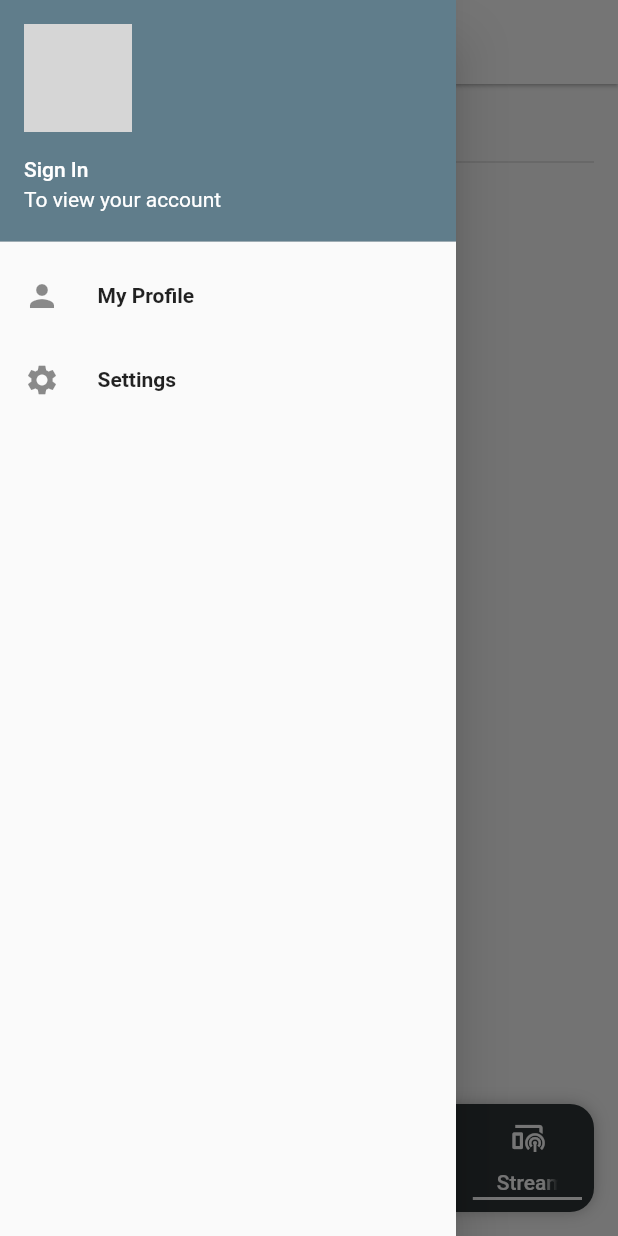
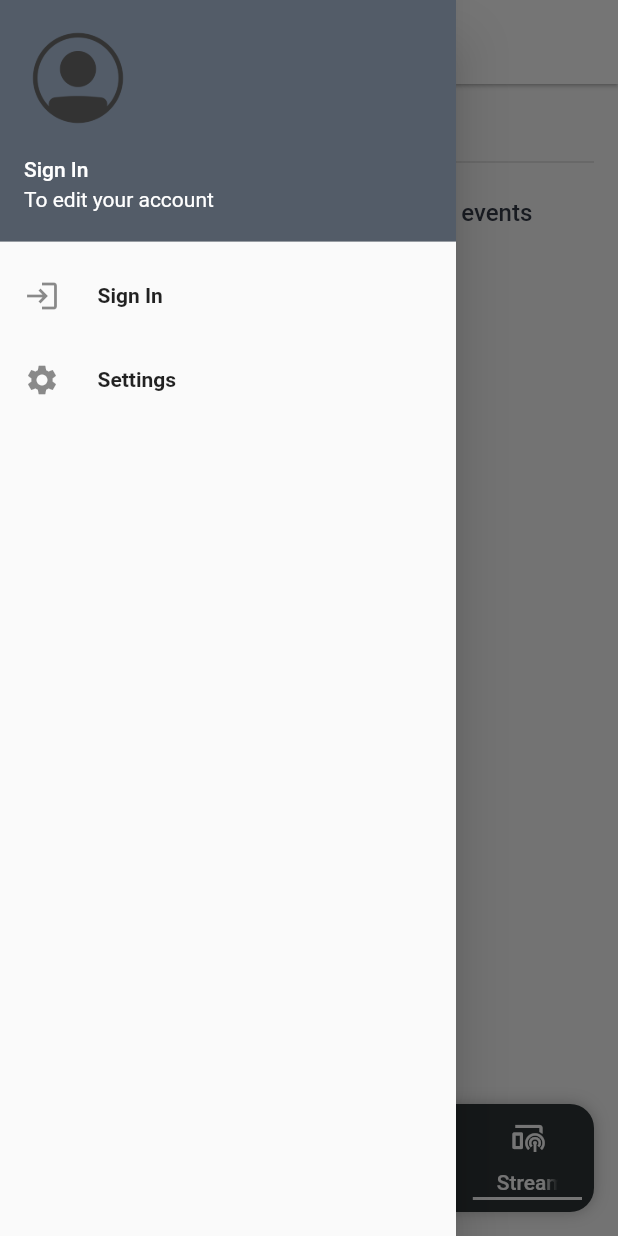
Before and after one commit to AditFirdaus-HiKlik/hiklik_isoc, a Flutter app: the screen it shows after launch, item 5 of the bottom bar chosen, with the side drawer open, on a phone screen of 412 x 824 dp. Run offline on Flutter 3.47's test engine with Material 2 defaults, Android fonts, the phone set to English and light mode, and no system bars; drawn by our look-alikes of pull_to_refresh; our stand-ins replace cached_network_image, chewie, cloud_firestore, dropdown_button2, expandable, firebase_auth and 9 more; missing offline and left inert: ntp, purchases_flutter; accounts and stored records are empty; generated files the repository leaves out were written again; network calls fail; grey boxes are pictures that could not be loaded.

Commit message:
isoc 0.8.7+7

```diff
--- /dev/null
+++ b/lib/debug.dart
@@ -0,0 +1,40 @@
+// ignore_for_file: unnecessary_string_interpolations
+
+import 'dart:developer';
+
+class CustomDebug {
+  String fileName = "";
+  String className = "";
+  String functionName = "";
+  String functionParameters = "";
+
+  CustomDebug(
+    this.fileName,
+    this.className,
+    this.functionName,
+    this.functionParameters,
+  );
+
+  void writeLog({String state = "", String value = ""}) {
+    String logMessage = "";
+    String logName = "";
+
+    // Message
+    if (state.isNotEmpty) logMessage += "$state ";
+    if (value.isNotEmpty) logMessage += "$value ";
+
+    // Name
+    if (fileName.isNotEmpty) logName += "$fileName";
+    if (className.isNotEmpty) logName += ".$className";
+    if (functionName.isNotEmpty) logName += ".$functionName";
+    if (functionParameters.isNotEmpty) {
+      logName += "($functionParameters)";
+    } else {
+      logName += "()";
+    }
+
+    // logMessage += "[$logName]";
+
+    log(logMessage, name: logName);
+  }
+}
--- a/lib/main.dart
+++ b/lib/main.dart
@@ -11,6 +11,8 @@ import 'package:isoc/locale_provider.dart';
 import 'package:isoc/firebase_options.dart';
 import 'package:flutter_localizations/flutter_localizations.dart';
 import 'package:isoc/l10n/l10n.dart';
+import 'package:isoc/services/purchase_api.dart';
+import 'package:isoc/services/revenuecat.dart';
 import 'package:isoc/services/shared_preferences.dart';
 import 'package:provider/provider.dart';
 import 'package:flutter_gen/gen_l10n/app_localizations.dart';
@@ -30,11 +32,8 @@ Future<void> main() async {
   log("Initialize SharedPreferences...", name: "main.dart");
   await initializeSharedPreferences();
 
-  // log("Initialize PaymentService...", name: "main.dart");
-  // await PaymentService.instance.initConnection();
-
-  // log("Initialize RevenueCat...", name: "main.dart");
-  // await PurchaseApi.init();
+  log("Initialize RevenueCat...", name: "main.dart");
+  await PurchaseApi.init();
 
   log("Running App...", name: "main.dart");
   runApp(const MyApp());
@@ -52,6 +51,9 @@ class MyApp extends StatelessWidget {
       create: (context) => LocaleProvider(),
       builder: (context, child) {
         final provider = Provider.of<LocaleProvider>(context);
+        return ChangeNotifierProvider(
+            create: (context) => RevenueCatProvider(),
+            builder: (context, child) {
               return MaterialApp(
                 title: 'Indonesia Sports and Olympic Community',
                 localizationsDelegates: const [
@@ -73,6 +75,7 @@ class MyApp extends StatelessWidget {
                   '/verification': (context) => const VerificationPage(),
                 },
               );
+            });
       },
     );
   }
--- a/lib/pages/home/home_events.dart
+++ b/lib/pages/home/home_events.dart
@@ -54,8 +54,6 @@ class _HomeEventsState extends State<HomeEvents> {
   }
 
   Future _onRefresh() async {
-    await Future.delayed(const Duration(milliseconds: 1000));
-
     await fetchAll();
 
     if (mounted) {
--- a/lib/pages/home/home_locations.dart
+++ b/lib/pages/home/home_locations.dart
@@ -60,8 +60,6 @@ class _HomeLocationsState extends State<HomeLocations> {
   }
 
   Future _onRefresh() async {
-    await Future.delayed(const Duration(milliseconds: 1000));
-
     await fetchAll();
 
     if (mounted) {
--- a/lib/pages/home/home_members.dart
+++ b/lib/pages/home/home_members.dart
@@ -37,7 +37,7 @@ class _HomeMembersState extends State<HomeMembers> {
 
     Query<Map<String, dynamic>> query = ref;
 
-    query = query.limit(50);
+    query = query.limit(10);
 
     if (valueSport != "") {
       query = query.where("type_sports", isEqualTo: valueSport);
@@ -50,8 +50,6 @@ class _HomeMembersState extends State<HomeMembers> {
 
     return query.get();
   }
-
-
 
   @override
   Widget build(BuildContext context) {
--- a/lib/pages/home/home_news.dart
+++ b/lib/pages/home/home_news.dart
@@ -56,8 +56,6 @@ class _HomeNewsState extends State<HomeNews> {
   }
 
   Future _onRefresh() async {
-    await Future.delayed(const Duration(milliseconds: 1000));
-
     await fetchAll();
 
     if (mounted) {
--- a/lib/pages/home/home_page.dart
+++ b/lib/pages/home/home_page.dart
@@ -37,15 +37,15 @@ class _HomePageState extends State<HomePage> {
   }
 
   void toProfile() {
-    if (isUserSignIn()) {
     Navigator.of(context).push(
       MaterialPageRoute(builder: (context) => ProfilePage()),
     );
-    } else {
+  }
+
+  void toSignIn() {
     Navigator.of(context).push(
       MaterialPageRoute(builder: (context) => SignInPage()),
     );
-    }
   }
 
   @override
@@ -67,66 +67,8 @@ class _HomePageState extends State<HomePage> {
       child: Scaffold(
         appBar: AppBar(
           backgroundColor: appColors[0],
+          foregroundColor: appColors[3],
           elevation: 1,
-          // leading: PopupMenuButton(
-          //   onSelected: (value) {
-          //     switch (value) {
-          //       case "Profile":
-          //         toProfile();
-          //         break;
-          //       case "Settings":
-          //         toSettings();
-          //         break;
-          //       default:
-          //     }
-          //   },
-          //   icon: Icon(
-          //     Icons.menu,
-          //     color: appColors[3],
-          //   ),
-          //   shape: const RoundedRectangleBorder(
-          //     borderRadius: BorderRadius.only(
-          //       bottomLeft: Radius.circular(8.0),
-          //       bottomRight: Radius.circular(8.0),
-          //       topLeft: Radius.circular(8.0),
-          //       topRight: Radius.circular(8.0),
-          //     ),
-          //   ),
-          //   itemBuilder: (context) {
-          //     return [
-          //       PopupMenuItem(
-          //         value: "Profile",
-          //         child: Row(
-          //           children: [
-          //             const Icon(
-          //               Icons.person,
-          //               color: Colors.black,
-          //             ),
-          //             const SizedBox(
-          //               width: 16,
-          //             ),
-          //             Text(AppLocalizations.of(context)!.profile),
-          //           ],
-          //         ),
-          //       ),
-          //       PopupMenuItem(
-          //         value: "Settings",
-          //         child: Row(
-          //           children: [
-          //             const Icon(
-          //               Icons.settings,
-          //               color: Colors.black,
-          //             ),
-          //             const SizedBox(
-          //               width: 16,
-          //             ),
-          //             Text(AppLocalizations.of(context)!.settings),
-          //           ],
-          //         ),
-          //       ),
-          //     ];
-          //   },
-          // ),
           title: Image.asset(
             "assets/header.png",
             height: 32,
@@ -220,10 +162,22 @@ class _DrawerWidgetState extends State<DrawerWidget> {
         builder: (context) => const SettingsPage(),
       ),
     );
+
+    setState(() {});
   }
 
   Future toSignOut() async {
-    Navigator.of(context).popUntil((route) => route.isFirst);
+    await FirebaseAuth.instance.signOut();
+
+    setState(() {});
+  }
+
+  Future toSignIn() async {
+    await Navigator.of(context).push(
+      MaterialPageRoute(builder: (context) => SignInPage()),
+    );
+
+    setState(() {});
   }
 
   @override
@@ -233,17 +187,25 @@ class _DrawerWidgetState extends State<DrawerWidget> {
         padding: EdgeInsets.zero,
         children: <Widget>[
           _drawerHeader(),
+          if (isUserSignIn())
             _drawerItem(
               icon: Icons.person,
               text: 'My Profile',
               onTap: toProfile,
+            )
+          else
+            _drawerItem(
+              icon: Icons.login,
+              text: 'Sign In',
+              onTap: toSignIn,
             ),
           _drawerItem(
             icon: Icons.settings,
             text: 'Settings',
             onTap: toSettings,
           ),
-          if (isUserSignIn()) _drawerItem(
+          if (isUserSignIn())
+            _drawerItem(
               icon: Icons.exit_to_app,
               text: 'Sign Out',
               onTap: toSignOut,
@@ -254,18 +216,34 @@ class _DrawerWidgetState extends State<DrawerWidget> {
   }
 
   Widget _drawerHeader() {
-    return isUserSignIn() ? UserAccountsDrawerHeader(
+    log(currentUserData.user_avatar.url.toString());
+    return isUserSignIn()
+        ? UserAccountsDrawerHeader(
+            decoration: BoxDecoration(
+              color: appColors[2],
+            ),
             currentAccountPicture: ClipOval(
-        child: Image.network(currentUserData.user_avatar.url),
+              child: Image.network(
+                currentUserData.user_avatar.url,
+                fit: BoxFit.cover,
+              ),
             ),
             accountName: Text(currentUserData.user_name),
-      accountEmail: Text(currentUserData.user_email),
-    ) : UserAccountsDrawerHeader(
+            accountEmail: Text(user!.email!),
+          )
+        : UserAccountsDrawerHeader(
+            decoration: BoxDecoration(
+              color: appColors[2],
+            ),
             currentAccountPicture: ClipOval(
-        child: Image.asset("avatar.png"),
+              child: Image.asset("assets/avatar.png"),
             ),
-      accountName: const Text('Sign In'),
-      accountEmail: const Text('To view your account'),
+            accountName: Text(
+              'Sign In',
+            ),
+            accountEmail: Text(
+              'To edit your account',
+            ),
           );
   }
 
--- a/lib/pages/home/home_stream.dart
+++ b/lib/pages/home/home_stream.dart
@@ -5,12 +5,15 @@ import 'dart:developer';
 import 'package:flutter/material.dart';
 import 'package:isoc/Classes/content.dart';
 import 'package:isoc/Pages/stream_page.dart';
+import 'package:isoc/app/app_config.dart';
 import 'package:isoc/services/entitlement.dart';
+import 'package:isoc/services/purchase_api.dart';
 import 'package:isoc/services/revenuecat.dart';
 import 'package:isoc/sports_widget.dart';
 import 'package:page_transition/page_transition.dart';
 import 'package:provider/provider.dart';
 import 'package:pull_to_refresh/pull_to_refresh.dart';
+import 'package:purchases_flutter/purchases_flutter.dart';
 
 class HomeStream extends StatefulWidget {
   const HomeStream({super.key});
@@ -20,14 +23,10 @@ class HomeStream extends StatefulWidget {
 }
 
 class _HomeStreamState extends State<HomeStream> {
-  // SubscriptionEntitlement get entitlement =>
-  //     Provider.of<RevenueCatProvider>(context).subscriptionEntitlement;
-
   final RefreshController _refreshController =
       RefreshController(initialRefresh: false);
 
-  // bool get enableFeature =>
-  //     entitlement == SubscriptionEntitlement.notsubscribed;
+  List<String> productIdentifiers = ["subscription_streaming_19999_1m"];
 
   @override
   void initState() {
@@ -39,20 +38,22 @@ class _HomeStreamState extends State<HomeStream> {
     super.dispose();
   }
 
+  bool isSubscribed() {
+    final provider = Provider.of<RevenueCatProvider>(context, listen: false);
+
+    return provider.subscriptionEntitlement ==
+        SubscriptionEntitlement.subscribed;
+  }
+
   @override
   Widget build(BuildContext context) {
-    return ChangeNotifierProvider(
-        create: (context) => RevenueCatProvider(),
-        builder: (context, build) {
-          final provider = Provider.of<RevenueCatProvider>(context);
     return SmartRefresher(
         enablePullUp: true,
         header: const WaterDropHeader(),
         controller: _refreshController,
         onRefresh: _onRefresh,
         onLoading: _onLoading,
-            child: true
-                ? SingleChildScrollView(
+        child: SingleChildScrollView(
             clipBehavior: Clip.none,
             child: Padding(
               padding: const EdgeInsets.all(16.0),
@@ -68,34 +69,90 @@ class _HomeStreamState extends State<HomeStream> {
                     const Divider(
                       thickness: 1,
                     ),
-                            const StreamCardList()
-                          ]),
-                    ))
-                : Center(
+                    Consumer<RevenueCatProvider>(
+                      builder: (context, provider, widget) {
+                        if (provider.subscriptionEntitlement ==
+                            SubscriptionEntitlement.subscribed) {
+                          return const StreamCardList();
+                        } else {
+                          return Center(
                             child: Column(
-                      mainAxisSize: MainAxisSize.min,
                               children: [
-                        const Icon(
-                          Icons.construction,
-                          size: 48,
+                                const SizedBox(
+                                  height: 16,
+                                ),
+                                Text(
+                                  "Subscribe to watch premium sport events",
+                                  textAlign: TextAlign.center,
+                                  style: textH2,
                                 ),
                                 const SizedBox(
                                   height: 16,
                                 ),
-                        Text(
-                          "Coming Soon!",
-                          style: textH2,
+                                packageCardList(productIdentifiers),
+                              ],
                             ),
-                      ],
+                          );
+                        }
+                      },
+                    )
+                  ]),
+            )));
+  }
+
+  Widget packageCardList(List<String> identifiers) {
+    return FutureBuilder(
+        future: PurchaseApi.fetchOffersByIDs(identifiers),
+        builder: (context, snapshot) {
+          if (snapshot.data != null) {
+            final offerings = snapshot.data!;
+            final packages = offerings
+                .map((e) => e.availablePackages)
+                .expand((element) => element)
+                .toList();
+            return ListView.builder(
+              shrinkWrap: true,
+              itemCount: packages.length,
+              itemBuilder: (context, index) {
+                return packageCard(packages[index]);
+              },
+            );
+          } else {
+            return const Padding(
+              padding: EdgeInsets.all(32.0),
+              child: CircularProgressIndicator(),
+            );
+          }
+        });
+  }
+
+  Widget packageCard(Package package) {
+    final product = package.storeProduct;
+
+    return Card(
+      color: appColors[1],
+      elevation: 8,
+      shape: RoundedRectangleBorder(borderRadius: BorderRadius.circular(8)),
+      child: Padding(
+        padding: const EdgeInsets.all(16.0),
+        child: ListTile(
+          title: Text(product.title),
+          subtitle: Text(product.description),
+          trailing: Text(product.priceString),
+          onTap: () async {
+            var result = await PurchaseApi.purchasePackage(package);
+
+            final provider =
+                Provider.of<RevenueCatProvider>(context, listen: false);
+
+            log(result.toString());
+          },
         ),
       ),
     );
-        });
   }
 
   Future _onRefresh() async {
-    await Future.delayed(const Duration(milliseconds: 1000));
-
     await fetchAll();
 
     if (mounted) {
@@ -123,23 +180,19 @@ class StreamCardList extends StatelessWidget {
         shrinkWrap: true,
         primary: false,
         itemBuilder: (context, index) {
-          return StreamCard(cachedStream[index], "streamCard$index");
+          return StreamCard(cachedStream[index]);
         });
   }
 }
 
 class StreamCard extends StatelessWidget {
-  final heroTag;
   final StreamData _streamData;
 
-  const StreamCard(this._streamData, this.heroTag, {Key? key})
-      : super(key: key);
+  const StreamCard(this._streamData, {Key? key}) : super(key: key);
 
   @override
   Widget build(BuildContext context) {
-    return Hero(
-      tag: heroTag,
-      child: Card(
+    return Card(
       clipBehavior: Clip.antiAliasWithSaveLayer,
       color: const Color(0xFFF5F5F5),
       elevation: 8,
@@ -153,7 +206,7 @@ class StreamCard extends StatelessWidget {
             curve: Curves.easeInOutQuart,
             childCurrent: this,
             alignment: Alignment.bottomCenter,
-              child: StreamPage(_streamData, heroTag),
+            child: StreamPage(_streamData),
             duration: const Duration(milliseconds: 500),
             reverseDuration: const Duration(milliseconds: 500),
           ));
@@ -207,7 +260,6 @@ class StreamCard extends StatelessWidget {
           ),
         ),
       ),
-      ),
     );
   }
 }
--- a/lib/services/purchase_api.dart
+++ b/lib/services/purchase_api.dart
@@ -1,5 +1,6 @@
 import 'dart:developer';
 
+import 'package:isoc/debug.dart';
 import 'package:purchases_flutter/purchases_flutter.dart';
 
 class PurchaseApi {
@@ -17,26 +18,52 @@ class PurchaseApi {
   }
 
   static Future<List<Offering>> fetchOffers({bool all = true}) async {
-    // try {
-    final offerings = await Purchases.getOfferings();
-    log(offerings.toString());
-    if (!all) {
-      final current = offerings.current;
+    var customDebug =
+        CustomDebug("purchase_api.dart", "PuchaseApi", "fetchOffers", "$all");
 
-      return current == null ? [] : [current];
-    } else {
-      return offerings.all.values.toList();
+    customDebug.writeLog(state: "[Start]");
+
+    List<Offering> offerings = [];
+
+    try {
+      final fetchedOfferings = await Purchases.getOfferings();
+      if (!all) {
+        final current = fetchedOfferings.current;
+
+        offerings = current == null ? [] : [current];
+      } else {
+        offerings = fetchedOfferings.all.values.toList();
+      }
+
+      customDebug.writeLog(state: "[Fetched]", value: offerings.toString());
+    } catch (e) {
+      customDebug.writeLog(state: "[Error]");
     }
-    // } catch (e) {
-    //   return [];
-    // }
+
+    customDebug.writeLog(state: "[End]", value: offerings.toString());
+
+    return offerings;
   }
 
   static Future<CustomerInfo?> purchasePackage(Package package) async {
+    var customDebug = CustomDebug(
+        "purchase_api.dart", "PuchaseApi", "purchasePackage", "$package");
+
+    CustomerInfo? result;
+
+    customDebug.writeLog(state: "[Start]");
+
     try {
-      return await Purchases.purchasePackage(package);
+      result = await Purchases.purchasePackage(package);
+
+      customDebug.writeLog(state: "[Fetched]", value: result.toString());
     } catch (e) {
-      return null;
+      result = null;
+      customDebug.writeLog(state: "[Error]");
     }
+
+    customDebug.writeLog(state: "[End]", value: result.toString());
+
+    return result;
   }
 }
--- a/pubspec.yaml
+++ b/pubspec.yaml
@@ -3,7 +3,7 @@ description: An Indonesia Sports and Olympic Community
 
 publish_to: "none"
 
-version: 0.8.5+5
+version: 0.8.7+7
 
 environment:
   sdk: ">=2.18.2 <3.0.0"
```
Also changed, not shown: lib/Classes/content.dart (+0 -10 lines), lib/Pages/paywall_page.dart (+7 -6 lines), lib/contents_api.dart (+67 -10 lines), lib/pages/stream_page.dart (+3 -11 lines), lib/services/revenuecat.dart (+14 -1 lines), lib/theme.dart (added, +19 -0 lines). Lines whose indentation alone changed are shown as unchanged.
